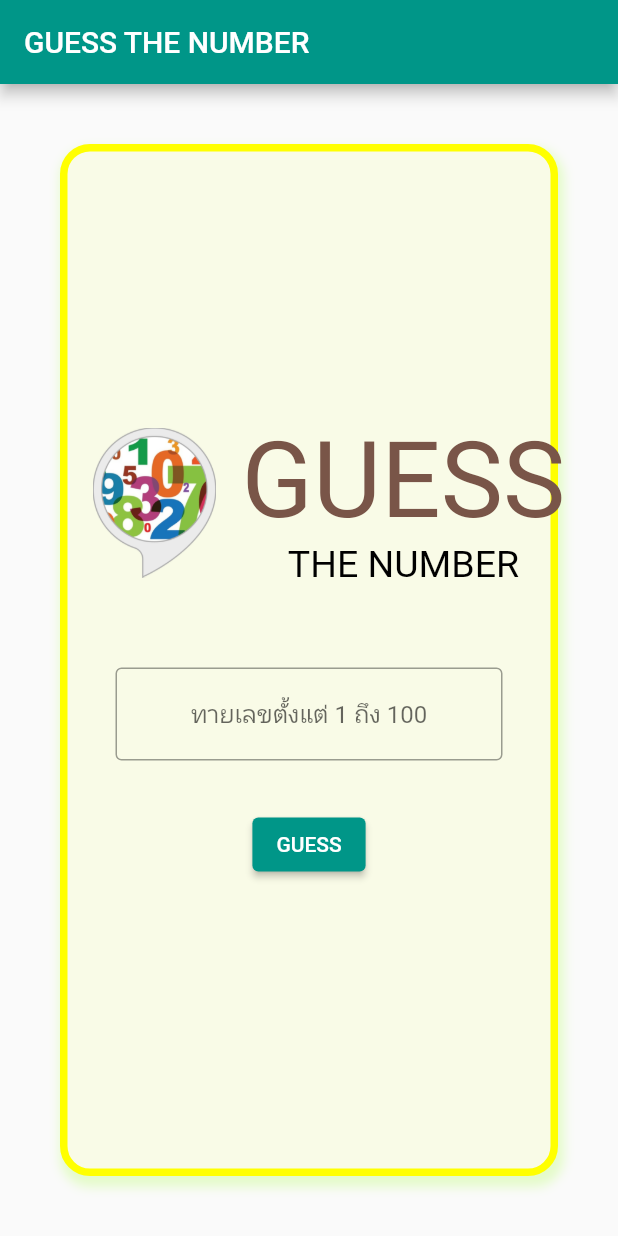
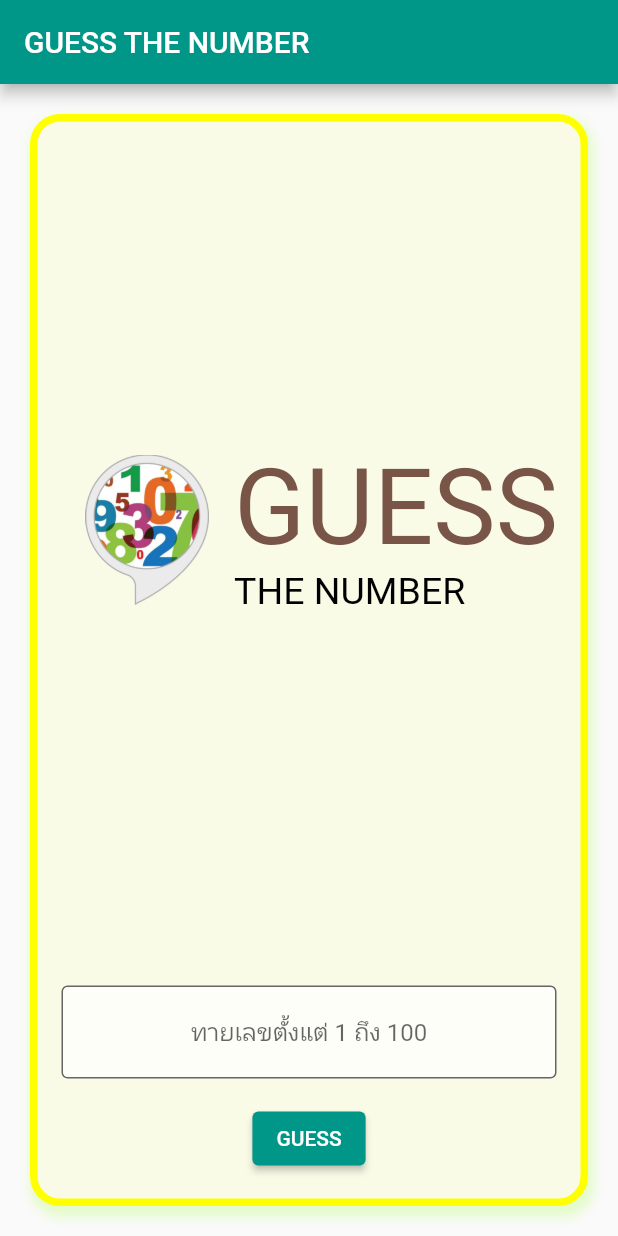
Before and after one commit to chonnigan/game_week6, a Flutter app: the screen it shows after launch, on a phone screen of 412 x 824 dp. Run offline on Flutter 3.47's test engine with Material 2 defaults, Android fonts, the phone set to English and light mode, and no system bars.

Commit message:
Update main.dart

```diff
--- a/lib/main.dart
+++ b/lib/main.dart
@@ -37,7 +37,7 @@ class HomePage extends StatelessWidget {
         title: const Text('GUESS THE NUMBER'),
       ),
       body: Padding(
-        padding: const EdgeInsets.all(40.0),
+        padding: const EdgeInsets.symmetric(vertical: 20.0, horizontal: 20.0),
          child: Container(
           decoration: BoxDecoration(
               borderRadius: BorderRadius.circular(20.0),
@@ -52,7 +52,8 @@ class HomePage extends StatelessWidget {
               ]),
           alignment: Alignment.center,
           child: Column(mainAxisAlignment: MainAxisAlignment.center, children: [
-            Row(
+            Expanded(
+              child: Row(
                 mainAxisAlignment: MainAxisAlignment.center,
                 crossAxisAlignment: CrossAxisAlignment.center,
                 children: [
@@ -64,10 +65,12 @@ class HomePage extends StatelessWidget {
                       height: 100,
                       //fit: BoxFit.fill,
                     ),
+
                   ),
                   Column(
                     mainAxisSize: MainAxisSize.min,
-                  mainAxisAlignment: MainAxisAlignment.center,
+                    crossAxisAlignment: CrossAxisAlignment.start,
+
                     children: const [
                       Text(
                         'GUESS',
@@ -87,20 +90,24 @@ class HomePage extends StatelessWidget {
                   ),
                 ],
               ),
+            ),
             SizedBox(
-              height: 20.0,
+              height: 16.0,
             ),
             Padding(
-              padding: const EdgeInsets.all(32.0),
+              padding: const EdgeInsets.all(16.0),
               child: TextField(
-                decoration: InputDecoration(
-                    border: OutlineInputBorder(
-                        borderSide: BorderSide(color: Colors.deepPurpleAccent)),
-                    hintText: "ทายเลขตั้งแต่ 1 ถึง 100"),
+
                     textAlign: TextAlign.center,
                     controller: _controller,
+                    decoration: InputDecoration(
+                      filled: true,
+                      fillColor: Colors.white.withOpacity(0.7),
+                      border: OutlineInputBorder(),
+                      hintText: 'ทายเลขตั้งแต่ 1 ถึง 100',
                     ),
-            ),
+                  )),
+
                   Padding(
               padding: const EdgeInsets.only(bottom: 16.0),
               child: ElevatedButton(
```
Lines whose indentation alone changed are shown as unchanged.
